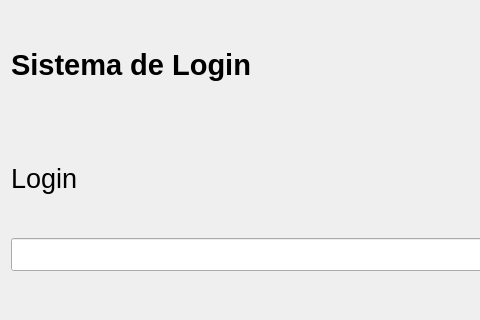
ImperadorFortum/Projeto_integra-o2.0, file view/ui_login.ui: the form before one commit; both pictures show x 0 to 480 and y 0 to 320 of the 790 by 580 pixel window.
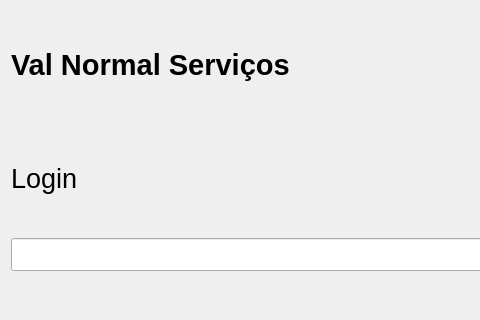
The form after the commit.

What changed in the file:
```diff
--- a/view/ui_login.ui
+++ b/view/ui_login.ui
@@ -24,7 +24,7 @@
       </font>
      </property>
      <property name="text">
-      <string>Sistema de Login</string>
+      <string>Val Normal Serviços</string>
      </property>
     </widget>
    </item>
```
